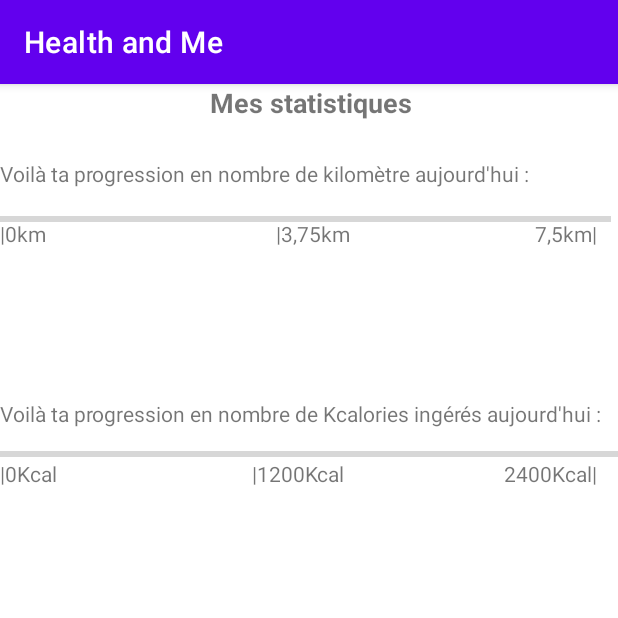
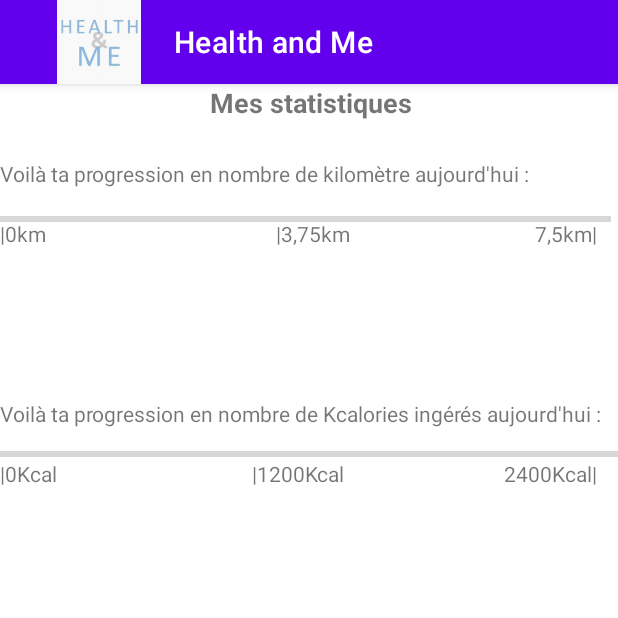
Before and after one commit to freya022/ProjetAndroid, an Android app: the HomeActivity screen opened directly, with no data from a screen before it, after a tap on "MES STATISTIQUES", on a phone screen of 412 x 824 dp, the top half of it. Run offline under Robolectric (Android 15) with nearby library versions, the phone set to English and light mode, and no system bars.

Commit message:
Add logo everywhere

```diff
--- a/app/src/main/java/com/freya02/projetandroid/other/AdvicesActivity.java
+++ b/app/src/main/java/com/freya02/projetandroid/other/AdvicesActivity.java
@@ -2,6 +2,7 @@ package com.freya02.projetandroid.other;
 
 import android.os.Bundle;
 
+import androidx.appcompat.app.ActionBar;
 import androidx.appcompat.app.AppCompatActivity;
 
 import com.freya02.projetandroid.R;
@@ -11,5 +12,9 @@ public class AdvicesActivity extends AppCompatActivity {
     protected void onCreate(Bundle savedInstanceState) {
         super.onCreate(savedInstanceState);
         setContentView(R.layout.activity_advices);
+
+        ActionBar actionBar = getSupportActionBar();
+        actionBar.setDisplayShowHomeEnabled(true);
+        actionBar.setIcon(R.mipmap.logo);
     }
 }
--- a/app/src/main/java/com/freya02/projetandroid/other/CreateAccountActivity.java
+++ b/app/src/main/java/com/freya02/projetandroid/other/CreateAccountActivity.java
@@ -6,6 +6,7 @@ import android.widget.EditText;
 import android.widget.Spinner;
 import android.widget.Toast;
 
+import androidx.appcompat.app.ActionBar;
 import androidx.appcompat.app.AppCompatActivity;
 
 import com.freya02.projetandroid.R;
@@ -27,6 +28,10 @@ public class CreateAccountActivity extends AppCompatActivity {
     protected void onCreate(Bundle savedInstanceState) {
         super.onCreate(savedInstanceState);
         setContentView(R.layout.activity_create_account);
+
+        ActionBar actionBar = getSupportActionBar();
+        actionBar.setDisplayShowHomeEnabled(true);
+        actionBar.setIcon(R.mipmap.logo);
 
         this.prenom = findViewById(R.id.creerPrenom);
         this.name = findViewById(R.id.creerNom);
--- a/app/src/main/java/com/freya02/projetandroid/other/HomeActivity.java
+++ b/app/src/main/java/com/freya02/projetandroid/other/HomeActivity.java
@@ -5,6 +5,7 @@ import android.os.Bundle;
 import android.view.View;
 import android.widget.TextView;
 
+import androidx.appcompat.app.ActionBar;
 import androidx.appcompat.app.AppCompatActivity;
 
 import com.freya02.projetandroid.R;
@@ -15,6 +16,10 @@ public class HomeActivity extends AppCompatActivity {
     protected void onCreate(Bundle savedInstanceState) {
         super.onCreate(savedInstanceState);
         setContentView(R.layout.activity_home);
+
+        ActionBar actionBar = getSupportActionBar();
+        actionBar.setDisplayShowHomeEnabled(true);
+        actionBar.setIcon(R.mipmap.logo);
 
         final TextView name = findViewById(R.id.nom2);
         final TextView prenom = findViewById(R.id.prenom2);
--- a/app/src/main/java/com/freya02/projetandroid/other/InfoActivity.java
+++ b/app/src/main/java/com/freya02/projetandroid/other/InfoActivity.java
@@ -2,6 +2,7 @@ package com.freya02.projetandroid.other;
 
 import android.os.Bundle;
 
+import androidx.appcompat.app.ActionBar;
 import androidx.appcompat.app.AppCompatActivity;
 
 import com.freya02.projetandroid.R;
@@ -11,5 +12,9 @@ public class InfoActivity extends AppCompatActivity {
     protected void onCreate(Bundle savedInstanceState) {
         super.onCreate(savedInstanceState);
         setContentView(R.layout.activity_info);
+
+        ActionBar actionBar = getSupportActionBar();
+        actionBar.setDisplayShowHomeEnabled(true);
+        actionBar.setIcon(R.mipmap.logo);
     }
 }
--- a/app/src/main/java/com/freya02/projetandroid/other/ResetPasswordActivity.java
+++ b/app/src/main/java/com/freya02/projetandroid/other/ResetPasswordActivity.java
@@ -6,6 +6,7 @@ import android.view.View;
 import android.widget.TextView;
 import android.widget.Toast;
 
+import androidx.appcompat.app.ActionBar;
 import androidx.appcompat.app.AppCompatActivity;
 
 import com.freya02.projetandroid.R;
@@ -19,6 +20,10 @@ public class ResetPasswordActivity extends AppCompatActivity {
     protected void onCreate(Bundle savedInstanceState) {
         super.onCreate(savedInstanceState);
         setContentView(R.layout.activity_reset_password);
+
+        ActionBar actionBar = getSupportActionBar();
+        actionBar.setDisplayShowHomeEnabled(true);
+        actionBar.setIcon(R.mipmap.logo);
 
         this.email = findViewById(R.id.email);
     }
--- a/app/src/main/java/com/freya02/projetandroid/other/StatisticsActivity.java
+++ b/app/src/main/java/com/freya02/projetandroid/other/StatisticsActivity.java
@@ -3,6 +3,7 @@ package com.freya02.projetandroid.other;
 import android.os.Bundle;
 import android.widget.ProgressBar;
 
+import androidx.appcompat.app.ActionBar;
 import androidx.appcompat.app.AppCompatActivity;
 
 import com.freya02.projetandroid.DistanceDatabase;
@@ -15,6 +16,10 @@ public class StatisticsActivity extends AppCompatActivity {
         super.onCreate(savedInstanceState);
         setContentView(R.layout.activity_statistics);
 
+        ActionBar actionBar = getSupportActionBar();
+        actionBar.setDisplayShowHomeEnabled(true);
+        actionBar.setIcon(R.mipmap.logo);
+
         //En kilomètres
         double todayDistance = new DistanceDatabase(this).getTodayDistance();
         ProgressBar todayKmBar = findViewById(R.id.todayKmBar);
```
